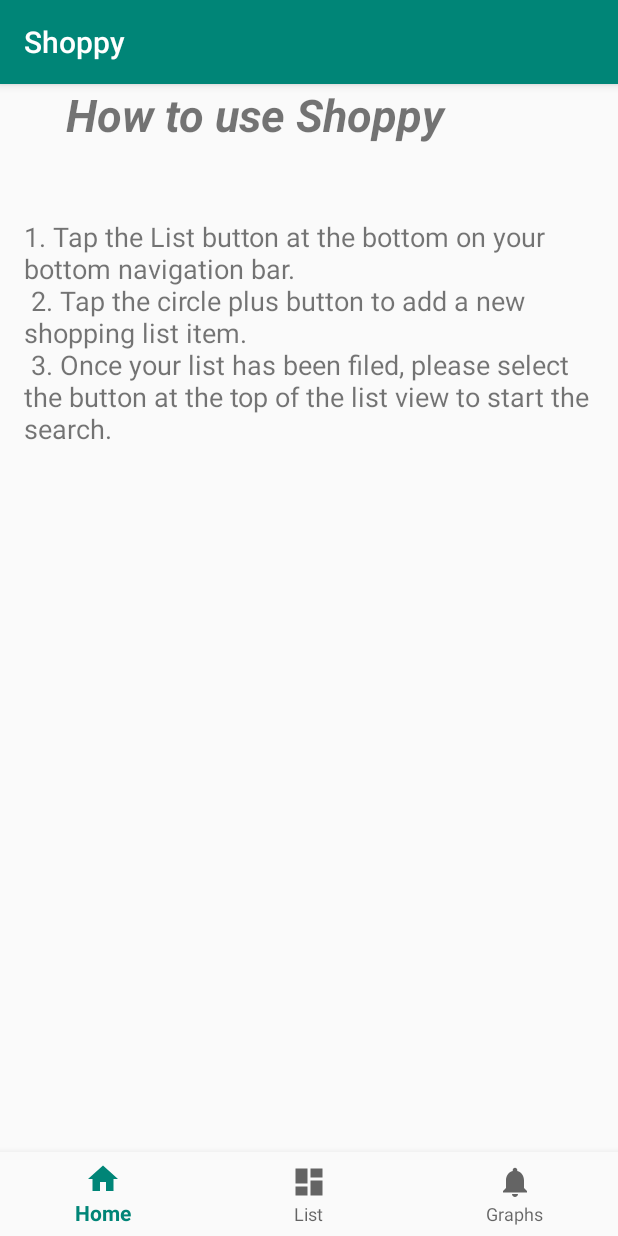
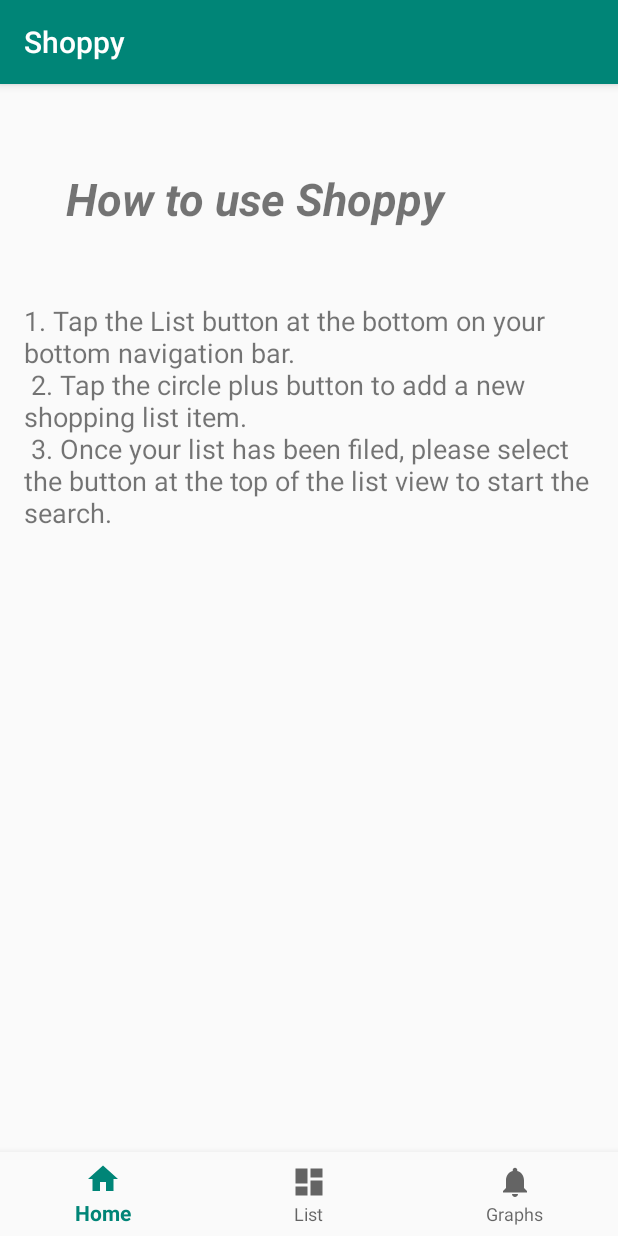
Before and after one commit to Bdoom/Shoppy, an Android app: the screen it shows after launch (MainActivity), on a phone screen of 412 x 824 dp. Run offline under Robolectric (Android 15) with nearby library versions, the phone set to English and light mode, and no system bars; our stand-ins replace AdMob.

Commit message:
Fixed some fragment issues with layout in fragment_main.xml

```diff
--- a/app/src/main/res/layout/fragment_main.xml
+++ b/app/src/main/res/layout/fragment_main.xml
@@ -27,7 +27,7 @@
         android:textSize="30sp"
         android:textStyle="bold|italic"
         app:layout_constraintStart_toStartOf="parent"
-        app:layout_constraintTop_toBottomOf="@+id/adView2" />
+        app:layout_constraintTop_toBottomOf="@+id/adView" />
 
     <TextView
         android:id="@+id/txtHowToUseShoppyBody"
```
